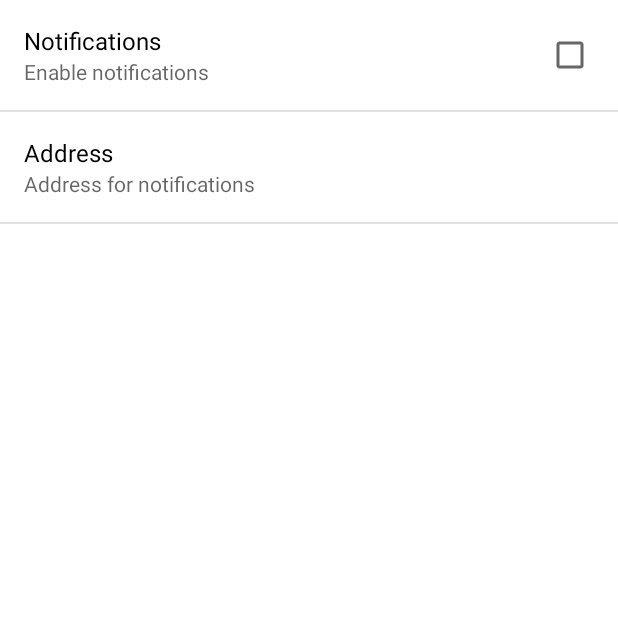
After one commit to dimmigg/TabsBus, an Android app: the SettingActivity screen opened directly, with no data from a screen before it, on a phone screen of 412 x 824 dp, the top half of it. The commit adds this screen. Run offline under Robolectric (Android 15) with nearby library versions, the phone set to English and light mode, and no system bars.

Commit message:
адекватные цвета в настройках путём добавления второй темы

```diff
--- a/app/src/main/AndroidManifest.xml
+++ b/app/src/main/AndroidManifest.xml
@@ -18,6 +18,8 @@
                 <category android:name="android.intent.category.LAUNCHER" />
             </intent-filter>
         </activity>
+        <activity android:name=".SettingActivity"
+            android:theme="@style/AppThemeDark"></activity>
     </application>
 
 </manifest>
--- /dev/null
+++ b/app/src/main/java/com/dimka/tabsbus/SettingActivity.java
@@ -0,0 +1,14 @@
+package com.dimka.tabsbus;
+
+import android.preference.PreferenceActivity;
+import android.support.v7.app.AppCompatActivity;
+import android.os.Bundle;
+
+public class SettingActivity extends PreferenceActivity {
+
+    @Override
+    protected void onCreate(Bundle savedInstanceState) {
+        super.onCreate(savedInstanceState);
+        addPreferencesFromResource(R.layout.activity_setting);
+    }
+}
--- a/app/src/main/res/drawable/nav_color_menu.xml
+++ b/app/src/main/res/drawable/nav_color_menu.xml
@@ -1,7 +1,7 @@
 <?xml version="1.0" encoding="utf-8"?>
 <selector xmlns:android="http://schemas.android.com/apk/res/android">
     <item android:color="@color/colorTextDark" android:state_checked="false" />
-    <item android:color="@color/colorAccent" android:state_checked="true" />
+    <item android:color="@color/textColorPrimary" android:state_checked="true" />
 
 
 </selector>
--- a/app/src/main/res/values-v21/styles.xml
+++ b/app/src/main/res/values-v21/styles.xml
@@ -6,7 +6,12 @@
         <item name="colorPrimary">@color/colorPrimary</item>
         <item name="colorPrimaryDark">@color/colorPrimaryDark</item>
         <item name="colorAccent">@color/colorAccent</item>
-        <item name="android:navigationBarColor">@color/colorPrimaryDark</item>
-        <item name="android:textColorPrimary">@color/colorAccent</item>
+        <item name="android:navigationBarColor">@color/navigatoinBarColor</item>
+        <item name="android:textColorPrimary">@color/textColorPrimary</item>
+        <item name="android:colorBackground">@color/colorBackground</item>
+        <item name="android:statusBarColor">@color/statusBarColor</item>
+        <item name="android:textColorPrimaryInverse">@color/textColorPrimaryInverse</item>
+        <item name="android:textColorSecondaryInverse">@color/hint_text</item>
+        <item name="android:textColorSecondary">@color/material_drawer_dark_secondary_text</item>
     </style>
 </resources>
--- a/app/src/main/res/values/colors.xml
+++ b/app/src/main/res/values/colors.xml
@@ -4,6 +4,14 @@
     <color name="colorPrimary2">#0288D1</color>
     <color name="colorPrimaryDark">#01579b</color>
     <color name="colorAccent">#ffffff</color>
+    <color name="colorAccentDark">#FF03A9F4</color>
     <color name="colorTextDark">#024f71</color>
+    <color name="navigatoinBarColor">#01579b</color>
+    <color name="statusBarColor">#01579b</color>
+    <color name="textColorPrimary">#ffffff</color>
+    <color name="textColorPrimaryInverse">#1eff00</color>
+    <color name="colorBackground">#767373</color>
+    <color name="colorWhite">#ffffff</color>
+    <color name="colorBlack">#000000</color>
 
 </resources>
--- a/app/src/main/res/values/styles.xml
+++ b/app/src/main/res/values/styles.xml
@@ -6,7 +6,21 @@
         <item name="colorPrimary">@color/colorPrimary</item>
         <item name="colorPrimaryDark">@color/colorPrimaryDark</item>
         <item name="colorAccent">@color/colorAccent</item>
-        <item name="android:textColorPrimary">@color/colorAccent</item>
+        <item name="android:textColorPrimary">@color/textColorPrimary</item>
+        <item name="android:colorBackground">@color/colorBackground</item>
+        <item name="android:textColorPrimaryInverse">@color/textColorPrimaryInverse</item>
+        <item name="android:textColorSecondaryInverse">@color/hint_text</item>
+        <item name="android:textColorSecondary">@color/colorBlack</item>
     </style>
 
+    <style name="AppThemeDark" parent="Theme.AppCompat.Light.NoActionBar">
+
+        <item name="colorAccent">@color/colorAccentDark</item>
+        <item name="android:colorBackground">@color/colorWhite</item>
+        <item name="android:textColorPrimary">@color/colorBlack</item>
+
+
+    </style>
+
+
 </resources>
```
Also changed, not shown: app/build.gradle (+4 -3 lines), app/src/main/java/com/dimka/tabsbus/MainActivity.java (+52 -11 lines), app/src/main/res/layout/activity_main.xml (+13 -6 lines), app/src/main/res/layout/activity_setting.xml (added, +23 -0 lines).
